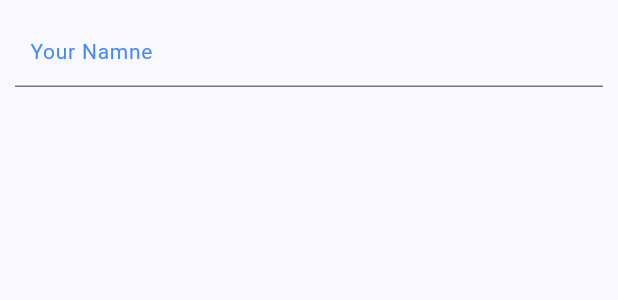
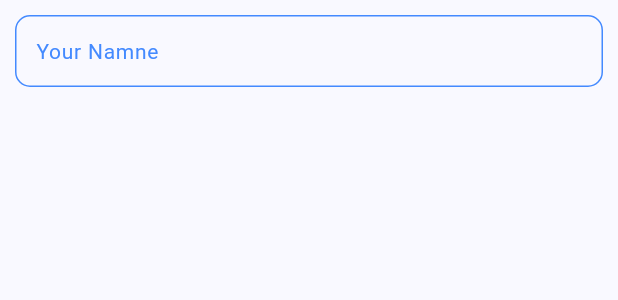
Before and after one commit to ranchiika/attendance_app, a Flutter app: what buildNameInputField() shows on an empty page, opened directly, on a phone screen of 412 x 824 dp. Shown: the top 300 px of the screen. Run offline on Flutter 3.47's test engine with Material 3 defaults, Android fonts, the phone set to English and light mode, and no system bars; our stand-ins replace camera, cloud_firestore, dotted_border, firebase_core, geocoding, geolocator; missing offline and left inert: google_mlkit_face_detection; accounts and stored records are empty.

```diff
--- a/lib/ui/attend/components/name_input.dart
+++ b/lib/ui/attend/components/name_input.dart
@@ -18,6 +18,14 @@ return Padding(
       hintStyle: TextStyle(
         fontSize: 14,
         color: Colors.grey
+      ),
+      border: OutlineInputBorder(
+        borderRadius: BorderRadius.circular(10),
+        borderSide: BorderSide(color: Colors.blueAccent),
+      ),
+      enabledBorder: OutlineInputBorder(
+        borderRadius: BorderRadius.circular(10),
+        borderSide: BorderSide(color: Colors.blueAccent),
       )
     ),
   ),
```
Also changed, not shown: lib/ui/attend/components/location.dart (+50 -0 lines).
